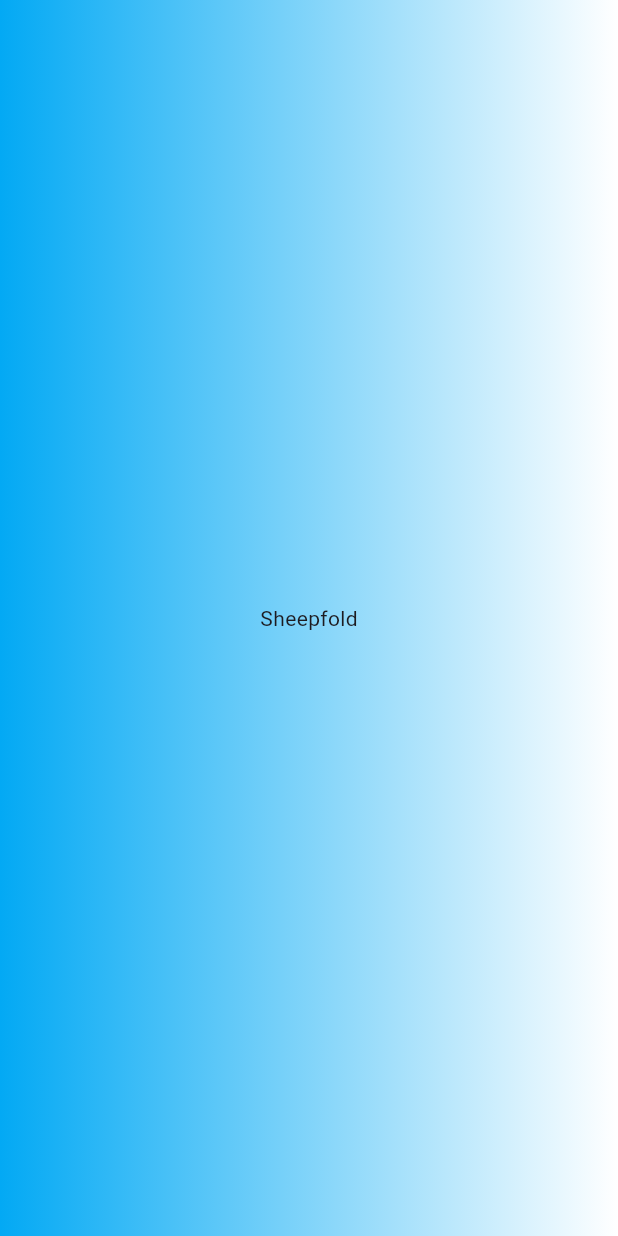
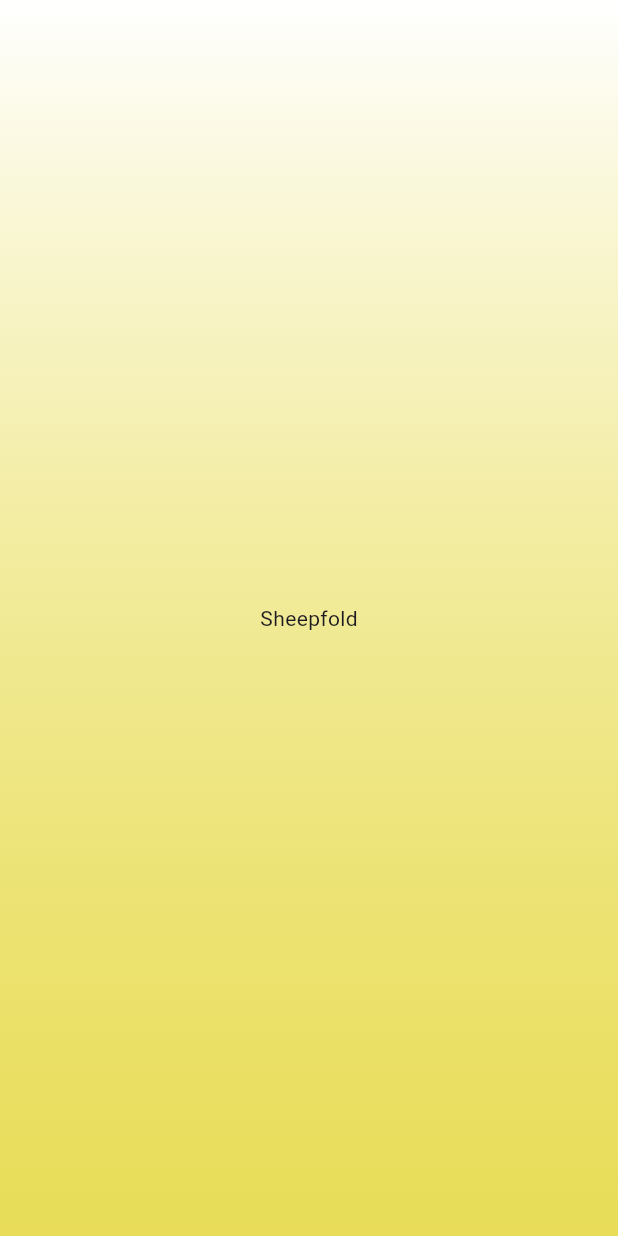
Before and after one commit to sean-xiao-zhao7/blacksheep, a Flutter app: the screen it shows after launch, on a phone screen of 412 x 824 dp. Run offline on Flutter 3.47's test engine with Material 3 defaults, Android fonts, the phone set to English and light mode, and no system bars.

Commit message:
Add vertical linear gradient

```diff
--- a/lib/main.dart
+++ b/lib/main.dart
@@ -13,7 +13,11 @@ class SheepfoldApp extends StatelessWidget {
       home: Scaffold(
         body: Container(
           decoration: const BoxDecoration(
-            gradient: LinearGradient(colors: [Colors.lightBlue, Colors.white]),
+            gradient: LinearGradient(
+              begin: Alignment.topCenter,
+              end: Alignment.bottomCenter,
+              colors: [Colors.white, Color(0xA7DDCF00)],
+            ),
           ),
           child: const Center(child: Text('Sheepfold')),
         ),
```
